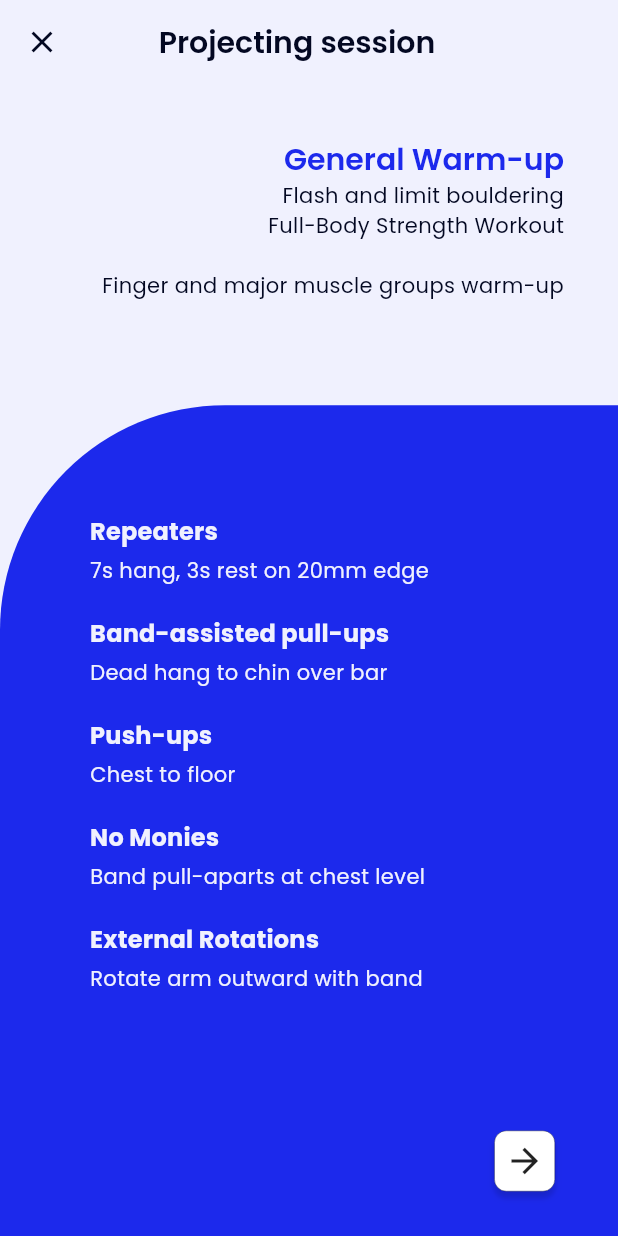
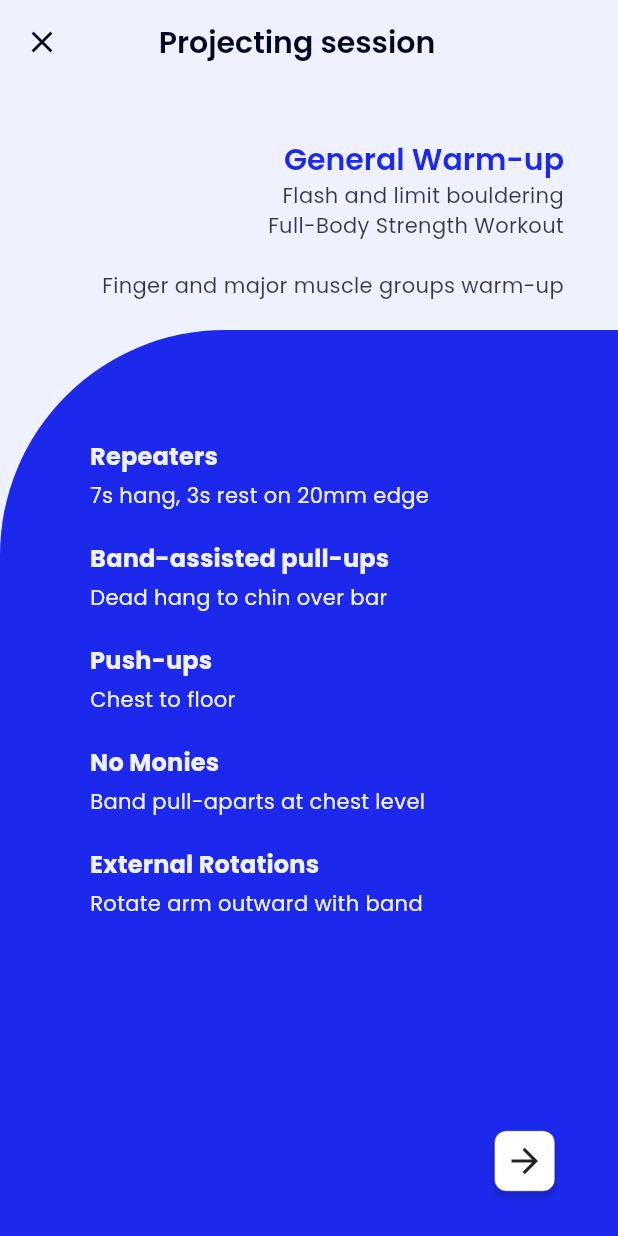
Before and after one commit to mschuhmacher/training_schedule_app, a Flutter app: the ActiveSessionScreen screen opened directly, on a phone screen of 412 x 824 dp. Run offline on Flutter 3.47's test engine with Material 3 defaults, Android fonts, the phone set to English and light mode, and no system bars; our stand-ins replace table_calendar.

Commit message:
fixed tha widget layout of the active session screen

```diff
--- a/lib/presentation/screens/session_active_screen.dart
+++ b/lib/presentation/screens/session_active_screen.dart
@@ -38,6 +38,8 @@ class _ActiveSessionScreenState extends State<ActiveSessionScreen> {
                           color: Theme.of(context).colorScheme.onPrimary,
                           fontWeight: FontWeight.bold,
                         ),
+                        softWrap: true,
+                        maxLines: 2,
                       ),
                       SizedBox(height: 4),
                       Text(
@@ -51,13 +53,26 @@ class _ActiveSessionScreenState extends State<ActiveSessionScreen> {
                 )
                 .toList();
         List<Widget> workoutNames =
-            activeSession.list.map((name) => Text(name.title)).toList();
+            activeSession.list
+                .map(
+                  (name) => Text(
+                    name.title,
+                    style: context.bodyMedium,
+                    softWrap: true,
+                    maxLines: 2,
+                    textAlign: TextAlign.end,
+                  ),
+                )
+                .toList();
         // Highlight the title of the current block in a list of block titles
         for (int i = 0; i < workoutNames.length; i++) {
           if (i == sessionStateData.workoutIndex) {
             workoutNames[i] = Text(
               activeSession.list[i].title,
               style: context.h3,
+              softWrap: true,
+              maxLines: 2,
+              textAlign: TextAlign.end,
             );
           }
         }
@@ -81,31 +96,29 @@ class _ActiveSessionScreenState extends State<ActiveSessionScreen> {
               mainAxisAlignment: MainAxisAlignment.start,
               children: [
                 SizedBox(height: 24),
-                Expanded(
-                  flex: 5,
-                  child: Padding(
+                Padding(
                   padding: const EdgeInsets.fromLTRB(12.0, 12.0, 36.0, 12.0),
                   child: Align(
                     alignment: Alignment.centerRight,
                     child: FractionallySizedBox(
-                        widthFactor: 0.9,
+                      widthFactor: 0.95,
                       child: Column(
                         crossAxisAlignment: CrossAxisAlignment.end,
                         children: List.from(workoutNames)..addAll([
                           Text(
                             '\n ${activeWorkout.description}',
+                            style: context.bodyMedium,
                             textAlign: TextAlign.end,
                           ),
+                          SizedBox(height: 8),
                         ]),
                         // Create new list from block names and add the block description to it with a whiteline in between
                       ),
                     ),
                   ),
                 ),
-                ),
-                SizedBox(height: 1),
                 Expanded(
-                  flex: 12,
+                  // flex: 12,
                   child: Stack(
                     children: [
                       Container(
```
Lines whose indentation alone changed are shown as unchanged.
